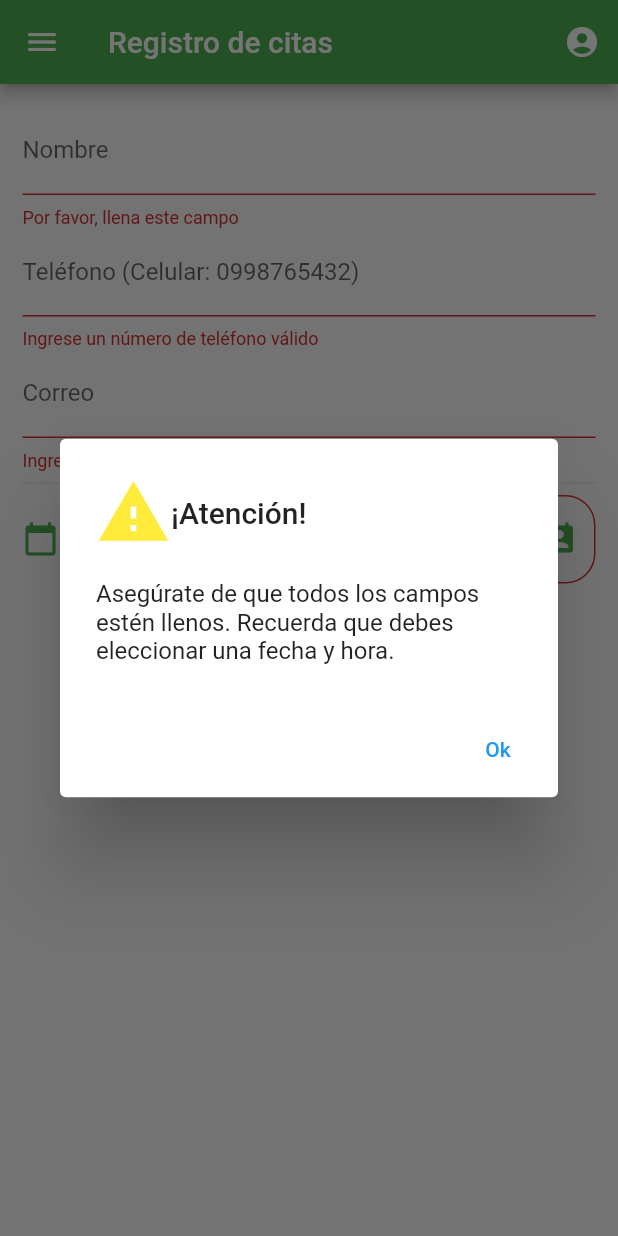
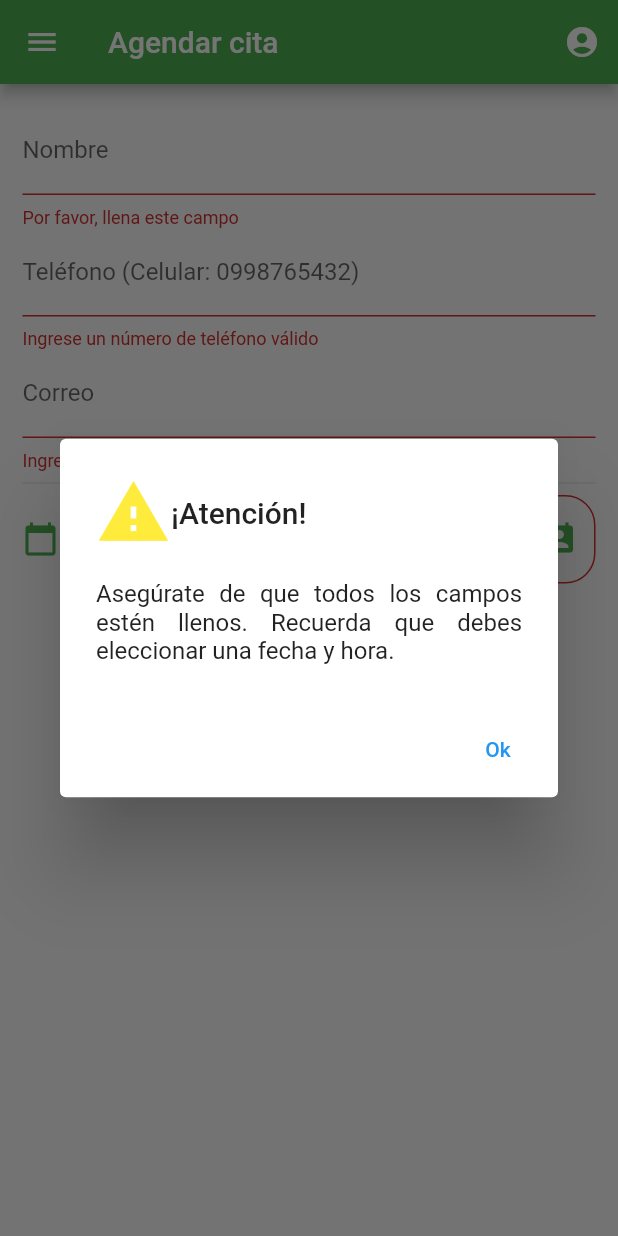
Before and after one commit to DannyMar25/AdminAppPAE, a Flutter app: the AgendarCitasPage screen opened by its route, after a tap on "Revisar", on a phone screen of 412 x 824 dp. Run offline on Flutter 3.47's test engine with Material 2 defaults, Android fonts, the phone set to English and light mode, and no system bars; our stand-ins replace accordion, cloud_firestore, firebase_auth, firebase_core, firebase_database, firebase_storage and 6 more; missing offline and left inert: number_inc_dec, syncfusion_flutter_pdf, syncfusion_flutter_pdfviewer; accounts and stored records are empty.

Commit message:
fix citas

```diff
--- a/lib/src/pages/agendarCitas_page.dart
+++ b/lib/src/pages/agendarCitas_page.dart
@@ -66,7 +66,7 @@ class _AgendarCitasPageState extends State<AgendarCitasPage> {
     }
     return Scaffold(
       appBar: AppBar(
-        title: Text('Registro de citas'),
+        title: Text('Agendar cita'),
         backgroundColor: Colors.green,
         actions: [
           PopupMenuButton<int>(
@@ -239,7 +239,7 @@ class _AgendarCitasPageState extends State<AgendarCitasPage> {
           if (snapshot.hasData) {
             final horarios = snapshot.data;
             return SizedBox(
-                height: 300,
+                height: MediaQuery.of(context).size.height * 0.3,
                 child: ListView.builder(
                   itemCount: horarios!.length,
                   itemBuilder: (context, i) => _crearItem(context, horarios[i]),
@@ -267,6 +267,7 @@ class _AgendarCitasPageState extends State<AgendarCitasPage> {
               icon: Icon(Icons.access_time_outlined)),
         ),
         Divider(
+          height: 3,
           color: Colors.white,
         )
       ],
@@ -343,7 +344,7 @@ class _AgendarCitasPageState extends State<AgendarCitasPage> {
           }),
         ),
         label: Text('Revisar'),
-        icon: Icon(Icons.save),
+        icon: Icon(Icons.check_circle_outline),
         autofocus: true,
         onPressed: () {
           if (formKey.currentState!.validate() && idHorario != '') {
--- a/lib/src/pages/bienvenida_page.dart
+++ b/lib/src/pages/bienvenida_page.dart
@@ -167,8 +167,8 @@ class BienvenidaPage extends StatelessWidget {
                       ),
                       AccordionSection(
                         isOpen: false,
-                        leftIcon:
-                            const Icon(Icons.fact_check, color: Colors.white),
+                        leftIcon: const Icon(Icons.calendar_month_outlined,
+                            color: Colors.white),
                         header: Text('Citas', style: _headerStyle),
                         headerBackgroundColor: Colors.blue,
                         content: Column(
--- a/lib/src/utils/utils.dart
+++ b/lib/src/utils/utils.dart
@@ -25,7 +25,10 @@ void mostrarAlerta(BuildContext context, String mensaje) {
               Text('¡Atención!'),
             ],
           ),
-          content: Text(mensaje),
+          content: Text(
+            mensaje,
+            textAlign: TextAlign.justify,
+          ),
           actions: [
             TextButton(
               child: Text('Ok'),
```
